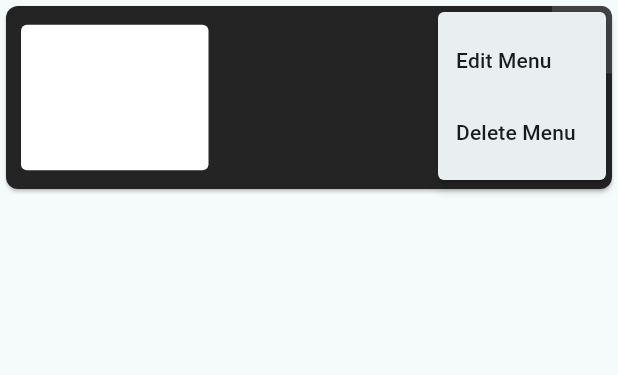
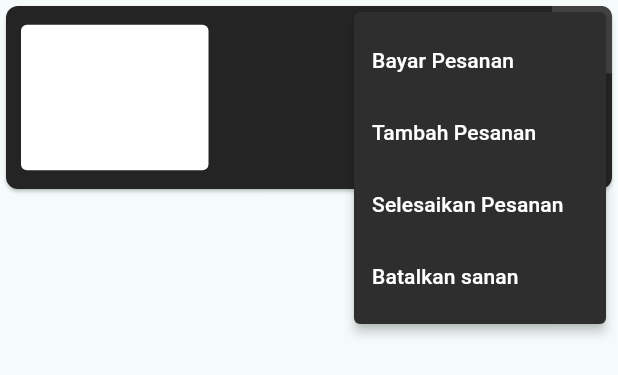
Before and after one commit to aryadinata07/manajemenPemesanan, a Flutter app: the MenuRestoranWidget widget shown alone on an empty page, opened directly with empty values, after a tap on the "keyboard control" icon, on a phone screen of 412 x 824 dp. Shown: the top 375 px of the screen. Run offline on Flutter 3.47's test engine with Material 3 defaults, Android fonts, the phone set to English and light mode, and no system bars; our stand-ins replace get, google_fonts, shared_preferences; accounts and stored records are empty.

Commit message:
style: [AR] Styling pop up list menu

```diff
--- a/lib/app/global_components/menu_restoran.dart
+++ b/lib/app/global_components/menu_restoran.dart
@@ -100,15 +100,36 @@ class MenuRestoranWidget extends StatelessWidget {
                   ),
                 ),
                 child: PopupMenuButton<String>(
+                  color: textFieldBackground,
                   itemBuilder: (BuildContext context) =>
                       <PopupMenuEntry<String>>[
                     const PopupMenuItem<String>(
-                      value: 'edit',
-                      child: Text('Edit Menu'),
+                      value: 'bayar',
+                      child: Text(
+                        'Bayar Pesanan',
+                        style: TextStyle(color: white),
+                      ),
                     ),
                     const PopupMenuItem<String>(
-                      value: 'delete',
-                      child: Text('Delete Menu'),
+                      value: 'tambah',
+                      child: Text(
+                        'Tambah Pesanan',
+                        style: TextStyle(color: white),
+                      ),
+                    ),
+                    const PopupMenuItem<String>(
+                      value: 'selesai',
+                      child: Text(
+                        'Selesaikan Pesanan',
+                        style: TextStyle(color: white),
+                      ),
+                    ),
+                    const PopupMenuItem<String>(
+                      value: 'batal',
+                      child: Text(
+                        'Batalkan sanan',
+                        style: TextStyle(color: white),
+                      ),
                     ),
                   ],
                   onSelected: (String value) {
```
